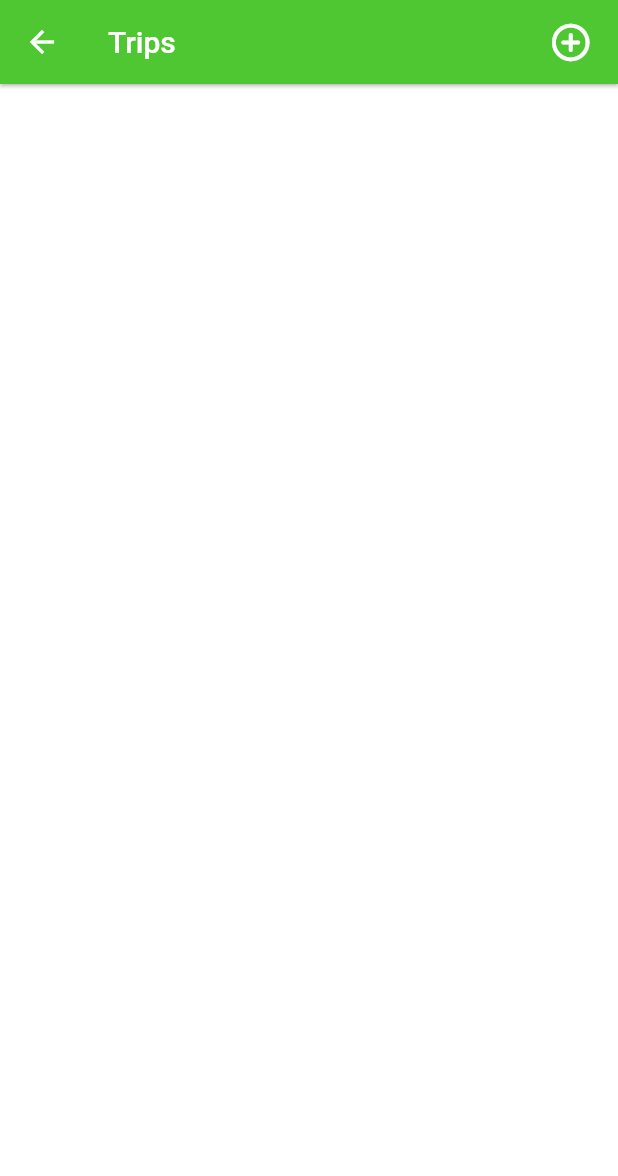
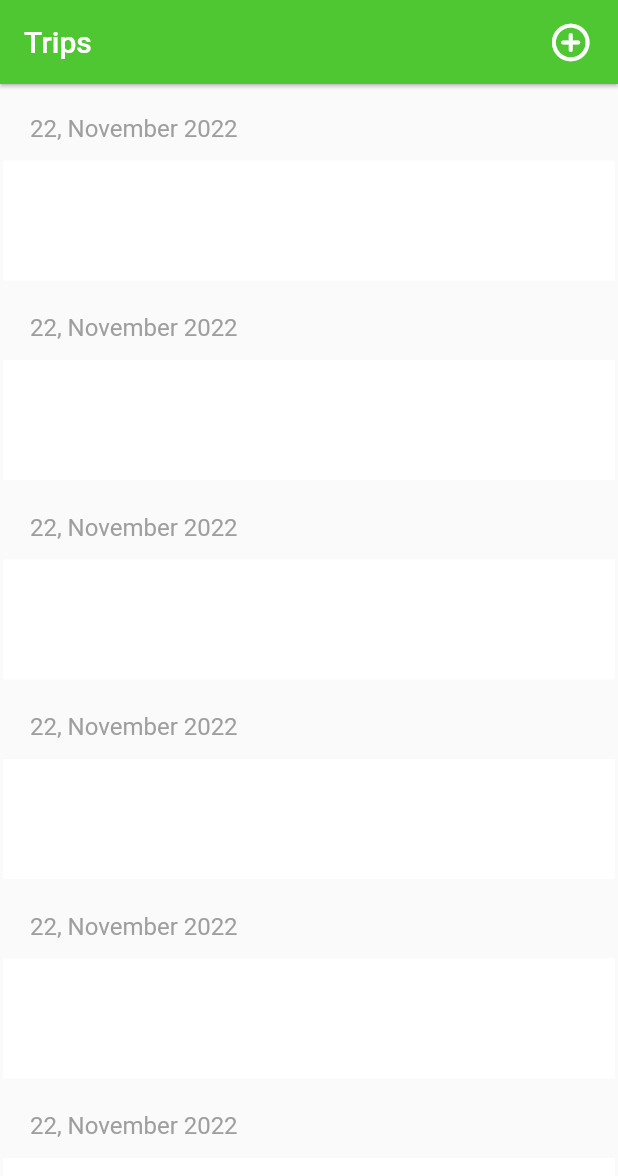
Before and after one commit to iZeroKim/Uado, a Flutter app: the Trips screen opened directly, on a phone screen of 412 x 824 dp. Shown: the top 1176 px of the screen. Run offline on Flutter 3.47's test engine with Material 2 defaults, Android fonts, the phone set to English and light mode, and no system bars; our stand-ins replace flutter_datetime_picker, getwidget, image_picker.

Commit message:
Display trip dates in outer listview

```diff
--- a/lib/main.dart
+++ b/lib/main.dart
@@ -10,6 +10,7 @@ import 'package:uado/screens/garage_review.dart';
 import 'package:uado/screens/services.dart';
 import 'screens/garage_list.dart';
 import 'package:provider/provider.dart';
+import 'package:uado/screens/trips.dart';
 
 void main() {
   runApp(const MyApp());
@@ -39,8 +40,8 @@ class MyApp extends StatelessWidget {
           ),
         ),
 
-        home:  const InitialLoginPage(),
-        // home: const GarageList(),
+        // home:  const InitialLoginPage(),
+        home: const Trips(),
       ),
     );
   }
--- a/lib/screens/trips.dart
+++ b/lib/screens/trips.dart
@@ -10,7 +10,6 @@ class _TripsState extends State<Trips> {
   @override
   Widget build(BuildContext context) {
     return Scaffold(
-      backgroundColor: Colors.white,
       resizeToAvoidBottomInset: true,
       appBar: AppBar(
         backgroundColor: const Color.fromRGBO(78, 199, 50, 1),
@@ -27,6 +26,50 @@ class _TripsState extends State<Trips> {
           ),
         ],
       ),
+      body: SafeArea(
+        child: Padding(
+            padding: const EdgeInsets.only(
+                left: 0.0, right: 0.0, bottom: 10.0),
+            child:
+            Column(
+              children: [
+                Expanded(
+                  child: ListView.builder(
+
+                      scrollDirection: Axis.vertical,
+                      itemCount: 10,
+                      itemBuilder: (context,index){
+
+                        return Padding(
+                          padding: const EdgeInsets.all(0.0),
+                          child: Container(
+                            child: Column(
+                              crossAxisAlignment: CrossAxisAlignment.start,
+                              children: [
+                                Padding(
+                                  padding: const EdgeInsets.only(left: 20.0, top: 20.0, right: 10.0, bottom: 10.0),
+                                  child: Text("22, November 2022",style: TextStyle(color: Colors.grey, fontSize: 16) ,textAlign: TextAlign.left,),
+                                ),
+                                Padding(
+                                  padding: const EdgeInsets.all(2.0),
+                                  child: Container(
+                                    width: double.infinity - 50,
+                                    height: 80,
+                                    color: Colors.white,
+                                  ),
+                                ),
+                              ],
+                            ),
+                          ),
+                        );
+                      }),
+                ),
+              ],
+            )
+
+
+        ),
+      ),
     );
   }
 }
```
